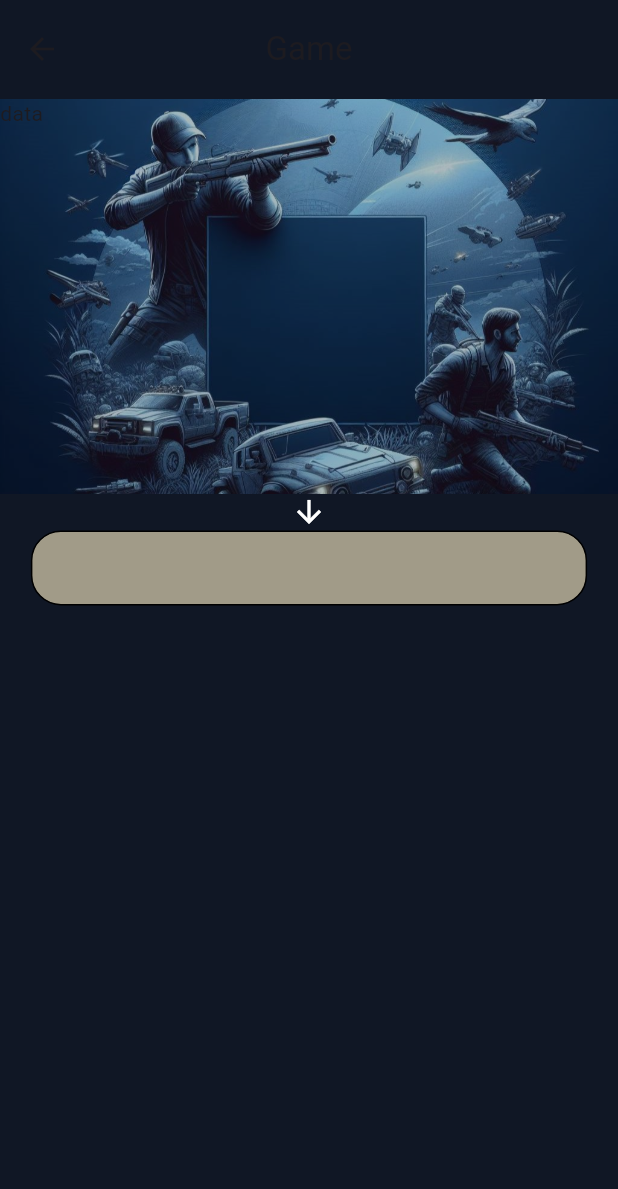
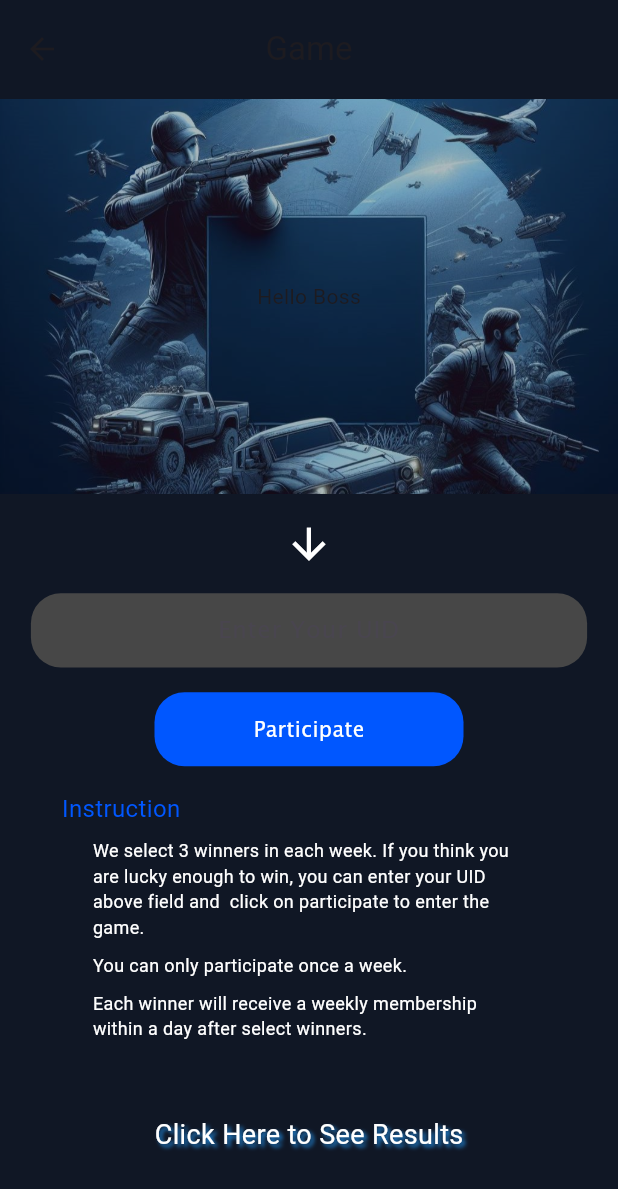
Before and after one commit to SurangaSW1997/topup, a Flutter app: the GamePage screen opened directly, on a phone screen of 412 x 824 dp. Shown: the top 1189 px of the screen. Run offline on Flutter 3.47's test engine with Material 3 defaults, Android fonts, the phone set to English and light mode, and no system bars; our stand-ins replace floating_bottom_navigation_bar.

Commit message:
gamepage edited

```diff
--- a/lib/gamepage.dart
+++ b/lib/gamepage.dart
@@ -1,4 +1,5 @@
 import 'package:flutter/material.dart';
+import 'package:flutter/services.dart';
 
 class GamePage extends StatelessWidget {
   const GamePage({super.key});
@@ -34,34 +35,133 @@ class GamePage extends StatelessWidget {
                   ),
                 ),
                 Positioned(
-                    top: 0,
                     child: Container(
-                      child: Text("data"),
-                    ))
+                  width: width,
+                  height: height * .32,
+                  child: Center(child: const Text("Hello Boss")),
+                ))
               ],
             ),
+            SizedBox(
+              height: height * .02,
+            ),
             Container(
+              height: height * .04,
               width: width * .9,
               child: Icon(
                 Icons.arrow_downward,
                 color: Colors.white,
+                size: height * .04,
               ),
+            ),
+            SizedBox(
+              height: height * .02,
             ),
             Container(
               decoration: BoxDecoration(
-                  color: const Color.fromARGB(255, 161, 155, 136),
-                  border: Border.all(),
+                  color: const Color.fromRGBO(71, 71, 71, 1),
                   borderRadius: BorderRadius.circular(20)),
               width: width * .9,
-              child: TextField(
-                  decoration: InputDecoration(border: InputBorder.none)),
+              height: height * .06,
+              child: Opacity(
+                opacity: 1,
+                child: Padding(
+                  padding: EdgeInsets.only(left: width * .1, right: width * .1),
+                  child: TextField(
+                    textAlign: TextAlign.center,
+                    inputFormatters: [FilteringTextInputFormatter.digitsOnly],
+                    keyboardType: TextInputType.number,
+                    decoration: const InputDecoration(
+                      border: InputBorder.none,
+                      hintText: "Enter Your UID",
+                    ),
+                    style: const TextStyle(
+                      fontFamily: 'Lucida Sans',
+                      fontSize: 16,
+                      color: Colors.white,
+                    ),
+                  ),
+                ),
+              ),
             ),
-            Container(),
-            Container(),
-            Container(),
-            Container(),
-            Container(),
-            Container(),
+            SizedBox(
+              height: height * .02,
+            ),
+            Container(
+              decoration: BoxDecoration(
+                  color: const Color.fromRGBO(0, 87, 255, 1),
+                  borderRadius: BorderRadius.circular(20)),
+              height: height * .06,
+              width: width * .5,
+              child: const Center(
+                child: Text(
+                  "Participate",
+                  style: TextStyle(
+                      fontFamily: 'Lucida Sans',
+                      fontSize: 14,
+                      color: Colors.white),
+                ),
+              ),
+            ),
+            SizedBox(
+              height: height * .02,
+            ),
+            Container(
+              alignment: Alignment.bottomLeft,
+              child: Padding(
+                padding: EdgeInsets.only(left: width * .1),
+                child: const Text(
+                  "Instruction",
+                  style: TextStyle(
+                      color: Color.fromRGBO(0, 87, 255, 1), fontSize: 16),
+                ),
+              ),
+            ),
+            SizedBox(
+              height: height * .01,
+            ),
+            Container(
+              child: Padding(
+                padding: EdgeInsets.only(left: width * .15, right: width * .15),
+                child: Column(
+                  crossAxisAlignment: CrossAxisAlignment.start,
+                  children: [
+                    const Text(
+                      "We select 3 winners in each week. If you think you are lucky enough to win, you can enter your UID above field and  click on participate to enter the game.",
+                      style: TextStyle(color: Colors.white, fontSize: 12),
+                    ),
+                    SizedBox(
+                      height: height * .01,
+                    ),
+                    const Text(
+                      "You can only participate once a week.",
+                      style: TextStyle(color: Colors.white, fontSize: 12),
+                    ),
+                    SizedBox(
+                      height: height * .01,
+                    ),
+                    const Text(
+                      "Each winner will receive a weekly membership within a day after select winners.",
+                      style: TextStyle(color: Colors.white, fontSize: 12),
+                    ),
+                  ],
+                ),
+              ),
+            ),
+            SizedBox(
+              height: height * .06,
+            ),
+            Container(
+              alignment: Alignment.center,
+              width: width,
+              child: const Text(
+                "Click Here to See Results",
+                style: TextStyle(color: Colors.white, fontSize: 18, shadows: [
+                  Shadow(
+                      offset: Offset(2, 2), color: Colors.blue, blurRadius: 3)
+                ]),
+              ),
+            ),
           ],
         ),
       ),
--- a/lib/main.dart
+++ b/lib/main.dart
@@ -1,6 +1,7 @@
 import 'package:flutter/material.dart';
 import 'package:flutter/services.dart';
 import 'package:topup/bottomnavbar.dart';
+import 'package:topup/gamepage.dart';
 
 import 'package:topup/homepage.dart';
 
@@ -19,7 +20,7 @@ class MyApp extends StatelessWidget {
     SystemChrome.setEnabledSystemUIMode(SystemUiMode.immersiveSticky);
     return const MaterialApp(
       debugShowCheckedModeBanner: false,
-      home: SplashScreen(),
+      home: GamePage(),
     );
   }
 }
```
